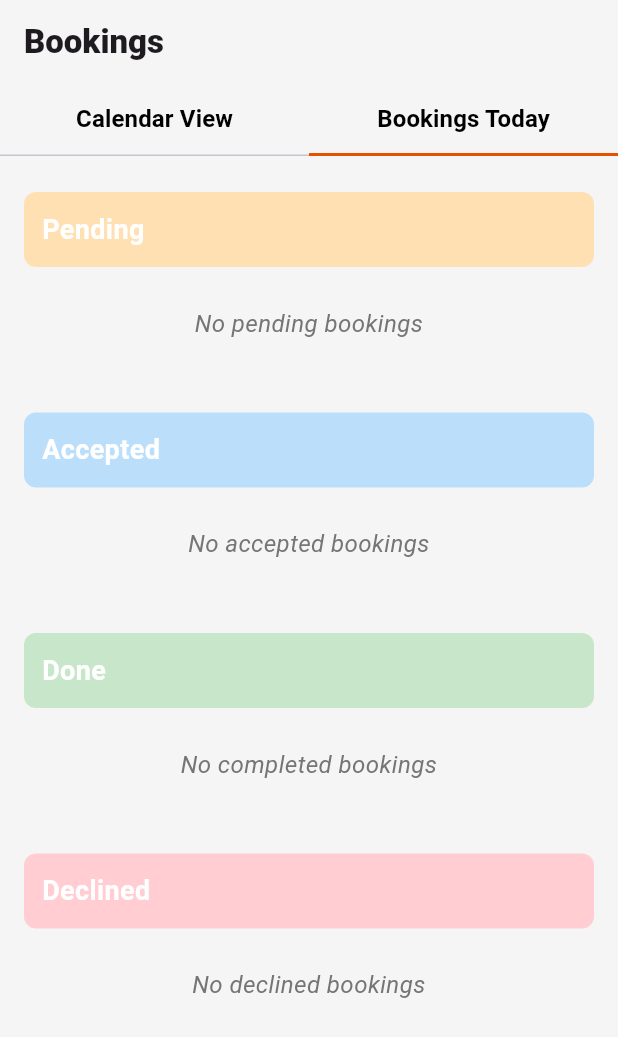
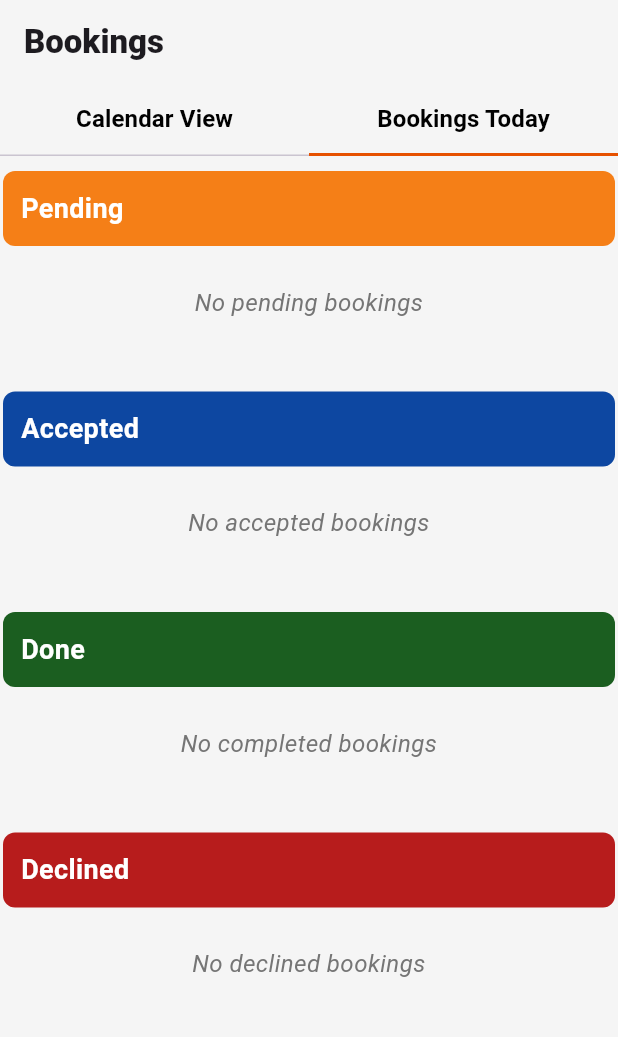
Before and after one commit to TechPyllars2024/AutoCareAutomotive, a Flutter app: the AutomotiveBookingScreen screen opened directly, tab 2 chosen, on a phone screen of 412 x 824 dp. Shown: the top 1037 px of the screen. Run offline on Flutter 3.47's test engine with Material 3 defaults, Android fonts, the phone set to English and light mode, and no system bars; our stand-ins replace carousel_slider, cloud_firestore, curved_navigation_bar, file_picker, firebase_auth, firebase_core and 13 more; missing offline and left inert: flutter_pannable_rating_bar, flutter_pdfview; accounts and stored records are empty.

Commit message:
update: booking

```diff
--- a/lib/Booking Mangement/screens/automotive_booking.dart
+++ b/lib/Booking Mangement/screens/automotive_booking.dart
@@ -672,21 +672,8 @@ class _AutomotiveBookingState extends State<AutomotiveBookingScreen> {
           children: [
             Column(
               children: [
-                const SizedBox(height: 60),
-                Container(
-                  padding: const EdgeInsets.all(16.0),
-                  decoration: BoxDecoration(
-                    color: Colors.grey.shade100,
-                    borderRadius: BorderRadius.circular(16),
-                    boxShadow: [
-                      BoxShadow(
-                        color: Colors.grey.withOpacity(0.5),
-                        blurRadius: 6,
-                        spreadRadius: 2,
-                      ),
-                    ],
-                  ),
-                  child: TableCalendar(
+                const SizedBox(height: 10),
+                TableCalendar(
                   firstDay: DateTime.utc(2020, 1, 1),
                   lastDay: DateTime.utc(2030, 12, 31),
                   focusedDay: _selectedDate,
@@ -809,11 +796,23 @@ class _AutomotiveBookingState extends State<AutomotiveBookingScreen> {
                     ),
                   ),
                 ),
-                )
+                Container(
+                  width: double.infinity,
+                  height: MediaQuery.of(context).size.height * 0.32,
+
+                  child: ClipRRect(
+
+                    child: Image.asset(
+                      'assets/images/bookingBackground.png',
+                      fit: BoxFit.cover, // Scales the image to cover the container proportionally
+                    ),
+                  ),
+                ),
+
               ],
             ),
             SingleChildScrollView(
-              padding: const EdgeInsets.all(16.0),
+              padding: const EdgeInsets.all(2.0),
               child: Column(
                 crossAxisAlignment: CrossAxisAlignment.start,
                 children: [
@@ -823,7 +822,7 @@ class _AutomotiveBookingState extends State<AutomotiveBookingScreen> {
                         .where((booking) => booking.status == 'pending')
                         .toList(),
                     emptyMessage: 'No pending bookings',
-                    color: Colors.orange.shade100,
+                    color: Colors.yellow.shade900,
                   ),
                   const SizedBox(height: 16),
                   _buildBookingSection(
@@ -832,7 +831,7 @@ class _AutomotiveBookingState extends State<AutomotiveBookingScreen> {
                         .where((booking) => booking.status == 'confirmed')
                         .toList(),
                     emptyMessage: 'No accepted bookings',
-                    color: Colors.blue.shade100,
+                    color: Colors.blue.shade900,
                     isMarkAsDoneEnabled: true,
                   ),
                   const SizedBox(height: 16),
@@ -842,7 +841,7 @@ class _AutomotiveBookingState extends State<AutomotiveBookingScreen> {
                         .where((booking) => booking.status == 'done')
                         .toList(),
                     emptyMessage: 'No completed bookings',
-                    color: Colors.green.shade100,
+                    color: Colors.green.shade900,
                   ),
                   const SizedBox(height: 16),
                   _buildBookingSection(
@@ -851,7 +850,7 @@ class _AutomotiveBookingState extends State<AutomotiveBookingScreen> {
                         .where((booking) => booking.status == 'declined')
                         .toList(),
                     emptyMessage: 'No declined bookings',
-                    color: Colors.red.shade100,
+                    color: Colors.red.shade900,
                   ),
                 ],
               ),
```
Lines whose indentation alone changed are shown as unchanged.
